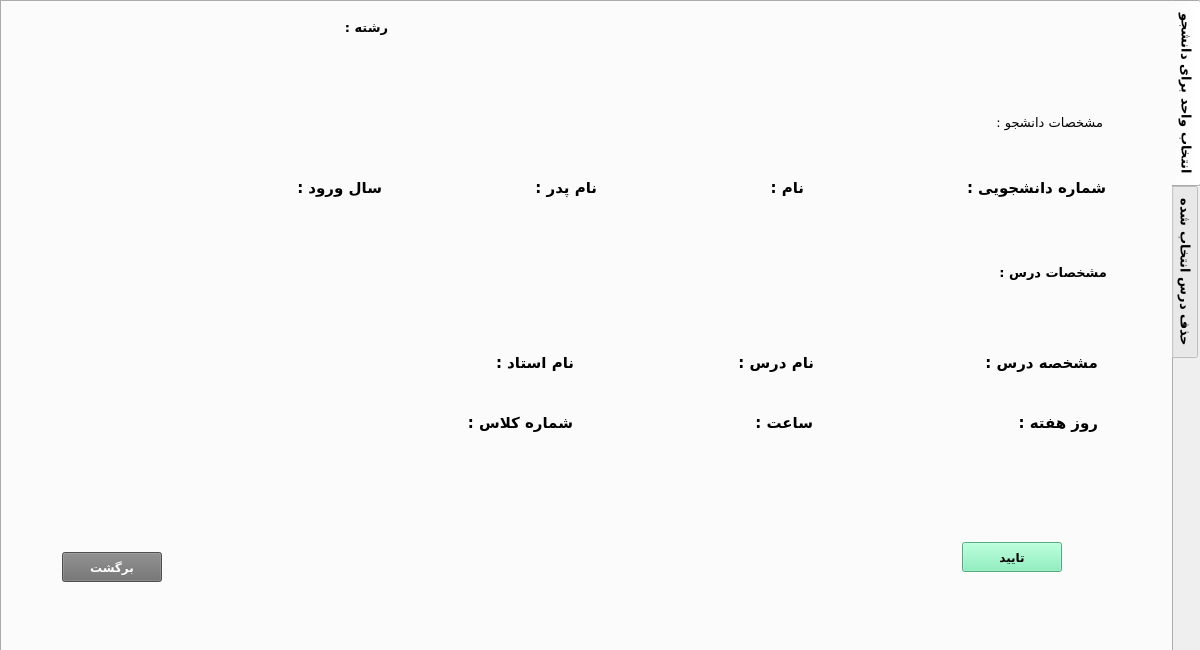
Above: entekhabvaheddialog.ui from AliRn76/Student-Portal before the change. Below: the same form after it.
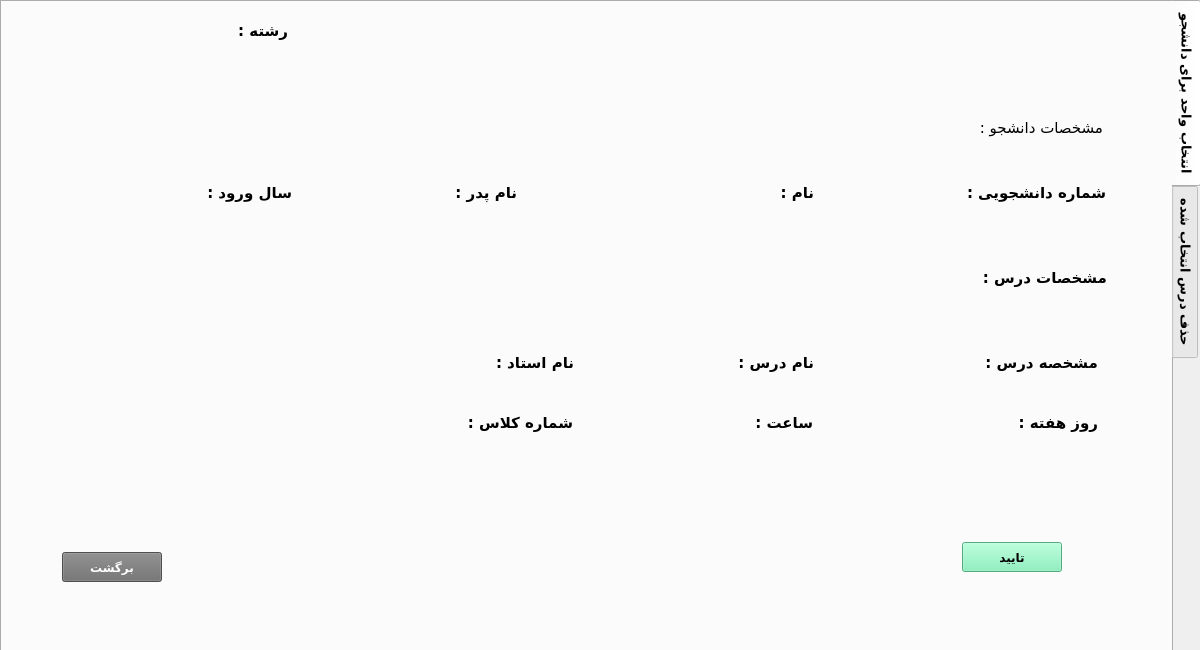
That is the form after the change. The open tabs and pages were chosen to show the change.

What changed in the file:
```diff
--- a/entekhabvaheddialog.ui
+++ b/entekhabvaheddialog.ui
@@ -646,15 +646,16 @@
       <widget class="QLabel" name="label_14">
        <property name="geometry">
         <rect>
-         <x>970</x>
+         <x>950</x>
          <y>110</y>
-         <width>131</width>
-         <height>21</height>
+         <width>151</width>
+         <height>31</height>
         </rect>
        </property>
        <property name="font">
         <font>
          <family>B Titr</family>
+         <pointsize>11</pointsize>
          <weight>50</weight>
          <bold>false</bold>
         </font>
@@ -666,15 +667,16 @@
       <widget class="QLabel" name="label_15">
        <property name="geometry">
         <rect>
-         <x>994</x>
+         <x>964</x>
          <y>260</y>
-         <width>111</width>
-         <height>20</height>
+         <width>141</width>
+         <height>31</height>
         </rect>
        </property>
        <property name="font">
         <font>
          <family>B Titr</family>
+         <pointsize>11</pointsize>
         </font>
        </property>
        <property name="text">
@@ -726,11 +728,18 @@
           <property name="font">
            <font>
             <family>B Nazanin</family>
+            <pointsize>11</pointsize>
            </font>
           </property>
+          <property name="layoutDirection">
+           <enum>Qt::RightToLeft</enum>
+          </property>
           <property name="text">
            <string/>
           </property>
+          <property name="alignment">
+           <set>Qt::AlignLeading|Qt::AlignLeft|Qt::AlignVCenter</set>
+          </property>
          </widget>
         </item>
         <item>
@@ -753,7 +762,7 @@
          <widget class="QLabel" name="label_29">
           <property name="font">
            <font>
-            <family>B Nazanin</family>
+            <family>B Koodak</family>
             <pointsize>11</pointsize>
            </font>
           </property>
@@ -767,10 +776,10 @@
       <widget class="QWidget" name="layoutWidget">
        <property name="geometry">
         <rect>
-         <x>860</x>
+         <x>863</x>
          <y>170</y>
-         <width>244</width>
-         <height>31</height>
+         <width>241</width>
+         <height>41</height>
         </rect>
        </property>
        <layout class="QHBoxLayout" name="horizontalLayout">
@@ -779,34 +788,25 @@
           <property name="font">
            <font>
             <family>B Nazanin</family>
+            <pointsize>11</pointsize>
            </font>
           </property>
+          <property name="layoutDirection">
+           <enum>Qt::RightToLeft</enum>
+          </property>
           <property name="text">
            <string/>
           </property>
+          <property name="alignment">
+           <set>Qt::AlignRight|Qt::AlignTrailing|Qt::AlignVCenter</set>
+          </property>
          </widget>
         </item>
-        <item>
-         <spacer name="horizontalSpacer">
-          <property name="orientation">
-           <enum>Qt::Horizontal</enum>
-          </property>
-          <property name="sizeType">
-           <enum>QSizePolicy::Maximum</enum>
-          </property>
-          <property name="sizeHint" stdset="0">
-           <size>
-            <width>40</width>
-            <height>20</height>
-           </size>
-          </property>
-         </spacer>
-        </item>
         <item>
          <widget class="QLabel" name="label">
           <property name="font">
            <font>
-            <family>B Nazanin</family>
+            <family>B Koodak</family>
             <pointsize>11</pointsize>
            </font>
           </property>
@@ -820,10 +820,10 @@
       <widget class="QWidget" name="layoutWidget">
        <property name="geometry">
         <rect>
-         <x>640</x>
+         <x>561</x>
          <y>170</y>
-         <width>162</width>
-         <height>31</height>
+         <width>251</width>
+         <height>41</height>
         </rect>
        </property>
        <layout class="QHBoxLayout" name="horizontalLayout_2">
@@ -832,34 +832,25 @@
           <property name="font">
            <font>
             <family>B Nazanin</family>
+            <pointsize>11</pointsize>
            </font>
           </property>
+          <property name="layoutDirection">
+           <enum>Qt::RightToLeft</enum>
+          </property>
           <property name="text">
            <string/>
           </property>
+          <property name="alignment">
+           <set>Qt::AlignLeading|Qt::AlignLeft|Qt::AlignVCenter</set>
+          </property>
          </widget>
         </item>
-        <item>
-         <spacer name="horizontalSpacer_2">
-          <property name="orientation">
-           <enum>Qt::Horizontal</enum>
-          </property>
-          <property name="sizeType">
-           <enum>QSizePolicy::Maximum</enum>
-          </property>
-          <property name="sizeHint" stdset="0">
-           <size>
-            <width>40</width>
-            <height>20</height>
-           </size>
-          </property>
-         </spacer>
-        </item>
         <item>
          <widget class="QLabel" name="label_5">
           <property name="font">
            <font>
-            <family>B Nazanin</family>
+            <family>B Koodak</family>
             <pointsize>11</pointsize>
            </font>
           </property>
@@ -873,10 +864,10 @@
       <widget class="QWidget" name="layoutWidget">
        <property name="geometry">
         <rect>
-         <x>180</x>
+         <x>90</x>
          <y>170</y>
          <width>200</width>
-         <height>31</height>
+         <height>41</height>
         </rect>
        </property>
        <layout class="QHBoxLayout" name="horizontalLayout_3">
@@ -885,34 +876,25 @@
           <property name="font">
            <font>
             <family>B Nazanin</family>
+            <pointsize>11</pointsize>
            </font>
           </property>
+          <property name="layoutDirection">
+           <enum>Qt::RightToLeft</enum>
+          </property>
           <property name="text">
            <string/>
           </property>
+          <property name="alignment">
+           <set>Qt::AlignRight|Qt::AlignTrailing|Qt::AlignVCenter</set>
+          </property>
          </widget>
         </item>
-        <item>
-         <spacer name="horizontalSpacer_3">
-          <property name="orientation">
-           <enum>Qt::Horizontal</enum>
-          </property>
-          <property name="sizeType">
-           <enum>QSizePolicy::Maximum</enum>
-          </property>
-          <property name="sizeHint" stdset="0">
-           <size>
-            <width>40</width>
-            <height>20</height>
-           </size>
-          </property>
-         </spacer>
-        </item>
         <item>
          <widget class="QLabel" name="label_9">
           <property name="font">
            <font>
-            <family>B Nazanin</family>
+            <family>B Koodak</family>
             <pointsize>11</pointsize>
            </font>
           </property>
@@ -926,10 +908,10 @@
       <widget class="QWidget" name="layoutWidget">
        <property name="geometry">
         <rect>
-         <x>410</x>
+         <x>330</x>
          <y>170</y>
          <width>185</width>
-         <height>31</height>
+         <height>41</height>
         </rect>
        </property>
        <layout class="QHBoxLayout" name="horizontalLayout_4">
@@ -938,34 +920,25 @@
           <property name="font">
            <font>
             <family>B Nazanin</family>
+            <pointsize>11</pointsize>
            </font>
           </property>
+          <property name="layoutDirection">
+           <enum>Qt::RightToLeft</enum>
+          </property>
           <property name="text">
            <string/>
           </property>
+          <property name="alignment">
+           <set>Qt::AlignLeading|Qt::AlignLeft|Qt::AlignVCenter</set>
+          </property>
          </widget>
         </item>
-        <item>
-         <spacer name="horizontalSpacer_4">
-          <property name="orientation">
-           <enum>Qt::Horizontal</enum>
-          </property>
-          <property name="sizeType">
-           <enum>QSizePolicy::Maximum</enum>
-          </property>
-          <property name="sizeHint" stdset="0">
-           <size>
-            <width>40</width>
-            <height>20</height>
-           </size>
-          </property>
-         </spacer>
-        </item>
         <item>
          <widget class="QLabel" name="label_10">
           <property name="font">
            <font>
-            <family>B Nazanin</family>
+            <family>B Koodak</family>
             <pointsize>11</pointsize>
            </font>
           </property>
@@ -981,8 +954,8 @@
         <rect>
          <x>15</x>
          <y>10</y>
-         <width>371</width>
-         <height>31</height>
+         <width>271</width>
+         <height>37</height>
         </rect>
        </property>
        <layout class="QHBoxLayout" name="horizontalLayout_5">
@@ -991,8 +964,12 @@
           <property name="font">
            <font>
             <family>B Nazanin</family>
+            <pointsize>11</pointsize>
            </font>
           </property>
+          <property name="layoutDirection">
+           <enum>Qt::RightToLeft</enum>
+          </property>
           <property name="text">
            <string/>
           </property>
@@ -1003,6 +980,9 @@
           <property name="orientation">
            <enum>Qt::Horizontal</enum>
           </property>
+          <property name="sizeType">
+           <enum>QSizePolicy::Preferred</enum>
+          </property>
           <property name="sizeHint" stdset="0">
            <size>
             <width>40</width>
@@ -1015,7 +995,8 @@
          <widget class="QLabel" name="label_11">
           <property name="font">
            <font>
-            <family>B Nazanin</family>
+            <family>B Koodak</family>
+            <pointsize>11</pointsize>
            </font>
           </property>
           <property name="text">
@@ -1040,11 +1021,18 @@
           <property name="font">
            <font>
             <family>B Nazanin</family>
+            <pointsize>11</pointsize>
            </font>
           </property>
+          <property name="layoutDirection">
+           <enum>Qt::RightToLeft</enum>
+          </property>
           <property name="text">
            <string/>
           </property>
+          <property name="alignment">
+           <set>Qt::AlignLeading|Qt::AlignLeft|Qt::AlignVCenter</set>
+          </property>
          </widget>
         </item>
         <item>
@@ -1067,7 +1055,7 @@
          <widget class="QLabel" name="label_21">
           <property name="font">
            <font>
-            <family>B Nazanin</family>
+            <family>B Koodak</family>
             <pointsize>11</pointsize>
            </font>
           </property>
@@ -1093,11 +1081,18 @@
           <property name="font">
            <font>
             <family>B Nazanin</family>
+            <pointsize>11</pointsize>
            </font>
           </property>
+          <property name="layoutDirection">
+           <enum>Qt::RightToLeft</enum>
+          </property>
           <property name="text">
            <string/>
           </property>
+          <property name="alignment">
+           <set>Qt::AlignRight|Qt::AlignTrailing|Qt::AlignVCenter</set>
+          </property>
          </widget>
         </item>
         <item>
@@ -1120,7 +1115,7 @@
          <widget class="QLabel" name="label_16">
           <property name="font">
            <font>
-            <family>B Nazanin</family>
+            <family>B Koodak</family>
             <pointsize>11</pointsize>
            </font>
           </property>
@@ -1146,11 +1141,18 @@
           <property name="font">
            <font>
             <family>B Nazanin</family>
+            <pointsize>11</pointsize>
            </font>
           </property>
+          <property name="layoutDirection">
+           <enum>Qt::RightToLeft</enum>
+          </property>
           <property name="text">
            <string/>
           </property>
+          <property name="alignment">
+           <set>Qt::AlignLeading|Qt::AlignLeft|Qt::AlignVCenter</set>
+          </property>
          </widget>
         </item>
         <item>
@@ -1173,7 +1175,7 @@
          <widget class="QLabel" name="label_22">
           <property name="font">
            <font>
-            <family>B Nazanin</family>
+            <family>B Koodak</family>
             <pointsize>11</pointsize>
            </font>
           </property>
@@ -1199,11 +1201,18 @@
           <property name="font">
            <font>
             <family>B Nazanin</family>
+            <pointsize>11</pointsize>
            </font>
           </property>
+          <property name="layoutDirection">
+           <enum>Qt::RightToLeft</enum>
+          </property>
           <property name="text">
            <string/>
           </property>
+          <property name="alignment">
+           <set>Qt::AlignRight|Qt::AlignTrailing|Qt::AlignVCenter</set>
+          </property>
          </widget>
         </item>
         <item>
@@ -1226,7 +1235,7 @@
          <widget class="QLabel" name="label_24">
           <property name="font">
            <font>
-            <family>B Nazanin</family>
+            <family>B Koodak</family>
             <pointsize>11</pointsize>
            </font>
           </property>
@@ -1252,11 +1261,18 @@
           <property name="font">
            <font>
             <family>B Nazanin</family>
+            <pointsize>11</pointsize>
            </font>
           </property>
+          <property name="layoutDirection">
+           <enum>Qt::RightToLeft</enum>
+          </property>
           <property name="text">
            <string/>
           </property>
+          <property name="alignment">
+           <set>Qt::AlignLeading|Qt::AlignLeft|Qt::AlignVCenter</set>
+          </property>
          </widget>
         </item>
         <item>
@@ -1279,7 +1295,7 @@
          <widget class="QLabel" name="label_26">
           <property name="font">
            <font>
-            <family>B Nazanin</family>
+            <family>B Koodak</family>
             <pointsize>11</pointsize>
            </font>
           </property>
```
Left out of the diff: 98 changed lines with no effect on the pictures.
